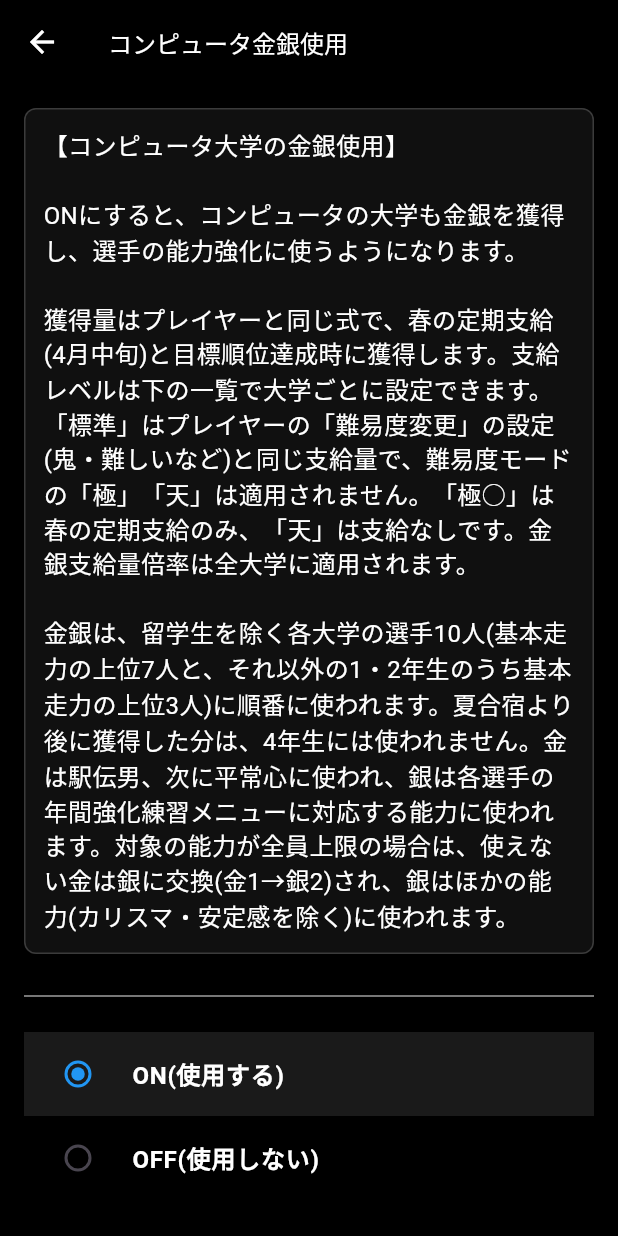
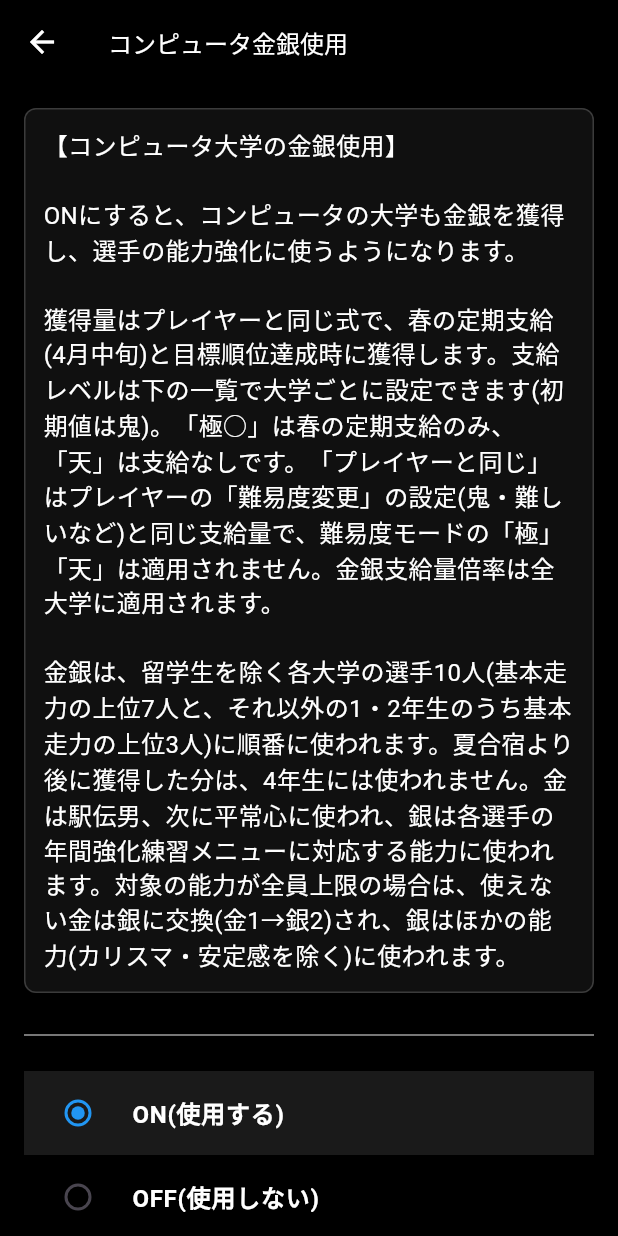
Before and after one commit to shin-tomura/ekidenss, a Flutter app: the ModalComGoldSilver screen opened directly, on a phone screen of 412 x 824 dp. Run offline on Flutter 3.47's test engine with Material 3 defaults, Android fonts, the phone set to English and light mode, and no system bars; our stand-ins replace auto_size_text, csv, file_picker, fl_chart, hive, hive_flutter and 6 more; missing offline and left inert: mobile_scanner, two_dimensional_scrollables; accounts and stored records are empty.

```diff
--- a/ToDo.txt
+++ b/ToDo.txt
@@ -1,7 +1,7 @@
 *********箱庭小駅伝SS*********
 1.7.8　21780
 ・コンピュータの大学も金銀を獲得し、選手(留学生を除く基本走力上位7人と、それ以外の1・2年生の基本走力上位3人)の能力強化に使うようにした(プレイヤーは夏合宿で金銀を使うが、コンピュータの大学は春の定期支給時と目標順位達成時に即時に使い、支給された金銀は全て使い切る。夏合宿より後に獲得した分は4年生には使わない。対象の能力が全員上限の場合は、金は銀に交換し、銀はほかの能力に使う。大学画面下部の「コンピュータ金銀使用」でON/OFF可能。初期値はON)
-・コンピュータの大学の金銀支給レベル(標準・鬼・難・普・易・極鬼〜極易・天)を、「コンピュータ金銀使用」画面で大学ごとに設定できるようにした(初期値は標準=プレイヤーの難易度と同じ支給量。極は春の定期支給のみ、天は支給なし)
+・コンピュータの大学の金銀支給レベル(鬼・難・普・易・極鬼〜極易・天・プレイヤーと同じ)を、「コンピュータ金銀使用」画面で大学ごとに設定できるようにした(初期値は鬼。極は春の定期支給のみ、天は支給なし)
 ・実力発揮度設定が0〜4(実力100%超え)の場合に、能力値の下限を保証するようにした(設定0→90、1→80、2→70、3→60、4→50)。能力値が低い選手でも大学の個性が出やすくなった
 ・コンピュータのチームも、区間エントリー時に体調不良の選手を区間から外し、大会当日には当日変更を行うようにした(体調不良者や調子の悪い選手の交代、補欠に温存していた主力選手の起用)
 ・コンピュータのチームの戦略的エントリー(どの区間でも走れる主力選手をいったん補欠に登録しておき、当日変更でその日の状況に応じて最も効果の大きい区間に起用する作戦)を追加した。実施する確率は調子関連設定の「コンピュータチームの戦略的エントリー確率」で設定(初期値は0%)
--- a/lib/kansuu/goldsilver_com.dart
+++ b/lib/kansuu/goldsilver_com.dart
@@ -12,10 +12,10 @@ import 'package:hive_flutter/hive_flutter.dart';
 //
 // ・支給量はプレイヤーと同じ式(金銀支給量倍率yobiint2[12]も共通)
 // ・支給レベルは大学ごとに設定できる(yobiint2[38]・[39]に1大学1桁で格納)
-//     0標準: プレイヤーの難易度(鬼・難・普・易)の支給量。「極」「天」は適用しない
-//     1鬼・2難・3普・4易: その難易度の支給量
-//     5極鬼・6極難・7極普・8極易: 春の定期支給のみ(目標達成時はなし)
-//     9天: 支給なし
+//     0鬼(初期値)・1難・2普・3易: その難易度の支給量
+//     4極鬼・5極難・6極普・7極易: 春の定期支給のみ(目標達成時はなし)
+//     8天: 支給なし
+//     9プレイヤーと同じ: プレイヤーの難易度(鬼・難・普・易)の支給量。「極」「天」は適用しない
 // ・支給のたびに10%で金、90%で銀(プレイヤーと同じ)
 // ・振り分け先は留学生を除く10人(基本走力はa、小さいほど良い)
 //     主力枠7人: 基本走力の上位7人(全学年)
@@ -62,9 +62,8 @@ const int comGoldSilverLevelIndex0 = 38;
 const int comGoldSilverLevelIndex1 = 39;
 const int comGoldSilverLevelKetasuu = 15; // 1つに格納する大学数
 
-/// 支給レベルの名前(0〜9)
+/// 支給レベルの名前(0〜9)。0(鬼)が初期値
 const List<String> comGoldSilverLevelMei = [
-  '標準',
   '鬼',
   '難',
   '普',
@@ -74,7 +73,9 @@ const List<String> comGoldSilverLevelMei = [
   '極普',
   '極易',
   '天',
+  'プレイヤーと同じ',
 ];
+const int _levelPlayerToOnaji = 9; // プレイヤーと同じ
 
 /// 難易度(kazeflag 0〜3)の名前
 const List<String> _kazeflagMei = ['鬼', '難', '普', '易'];
@@ -113,29 +114,29 @@ void comGoldSilverLevelSettei(List<int> yobiint2, int univid, int level) {
   yobiint2[idx] = v + (level - mae) * p;
 }
 
-/// 支給レベルの表示名(標準は今のプレイヤーの難易度も付ける 例: 標準(今は鬼))
+/// 支給レベルの表示名(プレイヤーと同じは今のプレイヤーの難易度も付ける 例: プレイヤーと同じ(今は易))
 String comGoldSilverLevelHyouji(int level, int playerKazeflag) {
   if (level < 0 || level > 9) return '';
-  if (level == 0) {
+  if (level == _levelPlayerToOnaji) {
     final String mei = (playerKazeflag >= 0 && playerKazeflag <= 3)
         ? _kazeflagMei[playerKazeflag]
         : '';
-    return '標準(今は$mei)';
+    return 'プレイヤーと同じ(今は$mei)';
   }
   return comGoldSilverLevelMei[level];
 }
 
 /// 支給レベルから支給量の計算に使う難易度(kazeflag 0鬼〜3易)
 int _levelKazeflag(int level, int playerKazeflag) {
-  if (level >= 1 && level <= 4) return level - 1;
-  if (level >= 5 && level <= 8) return level - 5;
-  return playerKazeflag;
+  if (level >= 0 && level <= 3) return level;
+  if (level >= 4 && level <= 7) return level - 4;
+  return playerKazeflag; // プレイヤーと同じ(天は支給しないので使わない)
 }
 
 /// 支給レベルから難易度モード(0通常、1極=定期支給のみ、2天=支給なし)
 int _levelMode(int level) {
-  if (level >= 5 && level <= 8) return 1;
-  if (level == 9) return 2;
+  if (level >= 4 && level <= 7) return 1;
+  if (level == 8) return 2;
   return 0;
 }
 
--- a/lib/kantoku_data.dart
+++ b/lib/kantoku_data.dart
@@ -13,7 +13,7 @@ class KantokuData extends HiveObject {
   @HiveField(2)
   List<int> yobiint1 = List.filled(TEISUU.UNIVSUU * 3, 0); //異動ありフラグ、4月上旬の表示に使う(「指導陣に異動がありました」などで)
   @HiveField(3)
-  List<int> yobiint2 = List.filled(TEISUU.UNIVSUU * 3, 0); //[0]難易度極設定フラグ、[1]目標達成フラグ、[2]調子適用率、[3]区間エントリー時ピーキング成功確率、[4]ピーキング失敗からの当日復活確率、[5]当日突発的体調不良確率、[6]区間エントリー時突発的体調不良確率、[7]4年生安定感最低保証値、[8]3年生安定感最低保証値、[9]2年生安定感最低保証値、[10]コンピュータ選手には調子補正しないフラグ、[11]体調不良タイム悪化パーセント、[12]金銀支給量倍率、[13]長距離タイム全体抑制値、[14]記録会時期設定9月にするフラグ、[15]趣味非表示フラグ、[16]強化練習強度、[17]箱庭モードフラグ、[18]最初の画面を表示するためのモード、[19]夏のTT全大学やるフラグ、[20]選手画面レーダーチャートパネル非表示フラグ、[21]コンピュータの大学も体調不良発生するフラグ、[22]区間配置がうまくいかなかったので最適解区間配置を使わない方法ですべて再配置しなおしたフラグ、[23]フリーメモ画面で初期画面となるメモ番号、[24]から[32]レース分析画面のドロップダウンの項目を保持、[33]コンピュータ大学の金銀使用フラグ(0=ON、1=OFF)、[34]コンピュータチームの戦略的エントリー確率(0〜100)、[35]コンピュータ大学の当日変更の実行済みコード(年*100+大会番号*10+日、日は0=1日開催・1=正月往路・2=正月復路)、[36]他大学変更で当日変更を確定した日のコード(同じ形式)、[37]その日に他大学変更で当日変更を確定した大学のビットマスク(大学idのビット)、[38]大学0〜14の金銀支給レベル(1大学1桁、大学id%15の位、0標準・1鬼・2難・3普・4易・5極鬼・6極難・7極普・8極易・9天)、[39]大学15〜29の金銀支給レベル(同じ形式)
+  List<int> yobiint2 = List.filled(TEISUU.UNIVSUU * 3, 0); //[0]難易度極設定フラグ、[1]目標達成フラグ、[2]調子適用率、[3]区間エントリー時ピーキング成功確率、[4]ピーキング失敗からの当日復活確率、[5]当日突発的体調不良確率、[6]区間エントリー時突発的体調不良確率、[7]4年生安定感最低保証値、[8]3年生安定感最低保証値、[9]2年生安定感最低保証値、[10]コンピュータ選手には調子補正しないフラグ、[11]体調不良タイム悪化パーセント、[12]金銀支給量倍率、[13]長距離タイム全体抑制値、[14]記録会時期設定9月にするフラグ、[15]趣味非表示フラグ、[16]強化練習強度、[17]箱庭モードフラグ、[18]最初の画面を表示するためのモード、[19]夏のTT全大学やるフラグ、[20]選手画面レーダーチャートパネル非表示フラグ、[21]コンピュータの大学も体調不良発生するフラグ、[22]区間配置がうまくいかなかったので最適解区間配置を使わない方法ですべて再配置しなおしたフラグ、[23]フリーメモ画面で初期画面となるメモ番号、[24]から[32]レース分析画面のドロップダウンの項目を保持、[33]コンピュータ大学の金銀使用フラグ(0=ON、1=OFF)、[34]コンピュータチームの戦略的エントリー確率(0〜100)、[35]コンピュータ大学の当日変更の実行済みコード(年*100+大会番号*10+日、日は0=1日開催・1=正月往路・2=正月復路)、[36]他大学変更で当日変更を確定した日のコード(同じ形式)、[37]その日に他大学変更で当日変更を確定した大学のビットマスク(大学idのビット)、[38]大学0〜14の金銀支給レベル(1大学1桁、大学id%15の位、0鬼(初期値)・1難・2普・3易・4極鬼・5極難・6極普・7極易・8天・9プレイヤーと同じ)、[39]大学15〜29の金銀支給レベル(同じ形式)
 
   @HiveField(4)
   List<int> yobiint3 = List.filled(TEISUU.UNIVSUU * 3, 0); //[0から9]大会記録樹立時の各区間終了時点の経過タイム比較用
--- a/lib/screens/Modal_comGoldSilver.dart
+++ b/lib/screens/Modal_comGoldSilver.dart
@@ -132,7 +132,7 @@ class _ModalComGoldSilverState extends State<ModalComGoldSilver> {
                       border: Border.all(color: Colors.grey.withOpacity(0.3)),
                     ),
                     child: Text(
-                      "【コンピュータ大学の金銀使用】\n\nONにすると、コンピュータの大学も金銀を獲得し、選手の能力強化に使うようになります。\n\n獲得量はプレイヤーと同じ式で、春の定期支給(4月中旬)と目標順位達成時に獲得します。支給レベルは下の一覧で大学ごとに設定できます。「標準」はプレイヤーの「難易度変更」の設定(鬼・難しいなど)と同じ支給量で、難易度モードの「極」「天」は適用されません。「極○」は春の定期支給のみ、「天」は支給なしです。金銀支給量倍率は全大学に適用されます。\n\n金銀は、留学生を除く各大学の選手10人(基本走力の上位7人と、それ以外の1・2年生のうち基本走力の上位3人)に順番に使われます。夏合宿より後に獲得した分は、4年生には使われません。金は駅伝男、次に平常心に使われ、銀は各選手の年間強化練習メニューに対応する能力に使われます。対象の能力が全員上限の場合は、使えない金は銀に交換(金1→銀2)され、銀はほかの能力(カリスマ・安定感を除く)に使われます。",
+                      "【コンピュータ大学の金銀使用】\n\nONにすると、コンピュータの大学も金銀を獲得し、選手の能力強化に使うようになります。\n\n獲得量はプレイヤーと同じ式で、春の定期支給(4月中旬)と目標順位達成時に獲得します。支給レベルは下の一覧で大学ごとに設定できます(初期値は鬼)。「極○」は春の定期支給のみ、「天」は支給なしです。「プレイヤーと同じ」はプレイヤーの「難易度変更」の設定(鬼・難しいなど)と同じ支給量で、難易度モードの「極」「天」は適用されません。金銀支給量倍率は全大学に適用されます。\n\n金銀は、留学生を除く各大学の選手10人(基本走力の上位7人と、それ以外の1・2年生のうち基本走力の上位3人)に順番に使われます。夏合宿より後に獲得した分は、4年生には使われません。金は駅伝男、次に平常心に使われ、銀は各選手の年間強化練習メニューに対応する能力に使われます。対象の能力が全員上限の場合は、使えない金は銀に交換(金1→銀2)され、銀はほかの能力(カリスマ・安定感を除く)に使われます。",
                       style: TextStyle(
                         color: HENSUU.textcolor,
                         fontSize: HENSUU.fontsize_honbun,
--- a/pubspec.yaml
+++ b/pubspec.yaml
@@ -98,6 +98,7 @@ flutter:
     - lib/assets/data/name_ryuugakusei.txt # ここに追記
     - lib/assets/icon/icon_ss1024.png
     - lib/assets/gazou/
+    - ToDo.txt # 変更履歴画面で表示する
   # An image asset can refer to one or more resolution-specific "variants", see
   # https://flutter.dev/to/resolution-aware-images
 
```
Also changed, not shown: lib/screens/HenkouRireki_screen.dart (added, +99 -0 lines), lib/screens/setting_screen.dart (+20 -0 lines).
